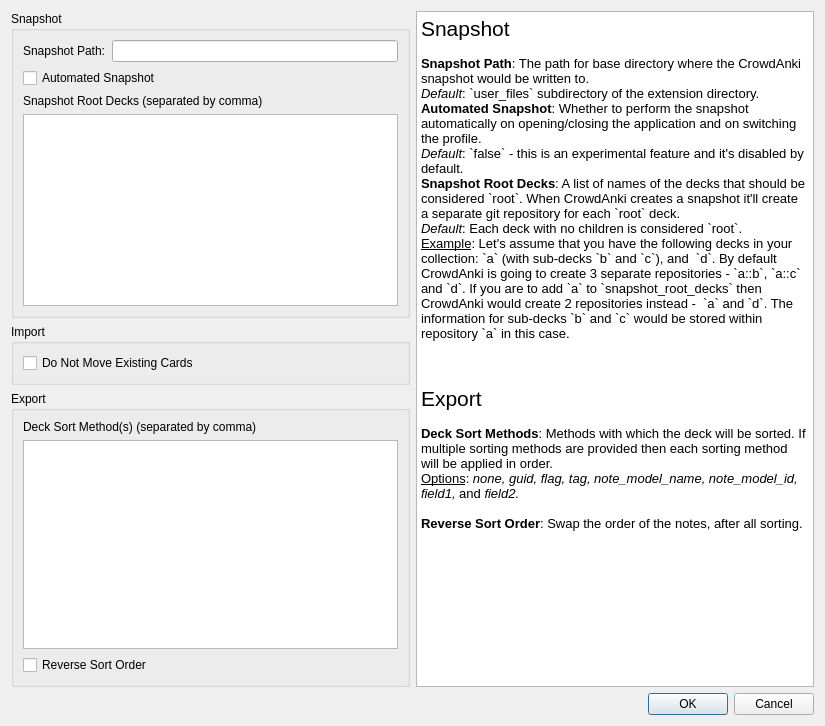
This is ui_files/config.ui in Stvad/CrowdAnki as Qt 5 draws it before an edit. The edited form follows.
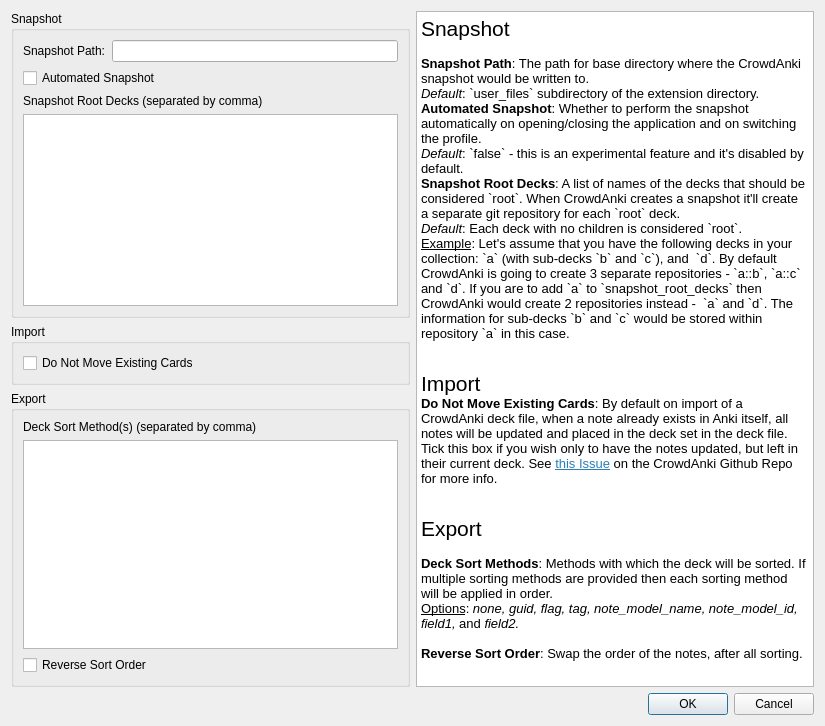
This is the edited form.

What changed in the file:
```diff
--- a/ui_files/config.ui
+++ b/ui_files/config.ui
@@ -123,6 +123,9 @@
 &lt;p style=&quot; margin-top:0px; margin-bottom:0px; margin-left:0px; margin-right:0px; -qt-block-indent:0; text-indent:0px;&quot;&gt;&lt;span style=&quot; text-decoration: underline;&quot;&gt;Example&lt;/span&gt;: Let's assume that you have the following decks in your collection: `a` (with sub-decks `b` and `c`), and  `d`. By default CrowdAnki is going to create 3 separate repositories - `a::b`, `a::c` and `d`. If you are to add `a` to `snapshot_root_decks` then CrowdAnki would create 2 repositories instead -  `a` and `d`. The information for sub-decks `b` and `c` would be stored within repository `a` in this case.&lt;/p&gt;
 &lt;p style=&quot;-qt-paragraph-type:empty; margin-top:0px; margin-bottom:0px; margin-left:0px; margin-right:0px; -qt-block-indent:0; text-indent:0px;&quot;&gt;&lt;br /&gt;&lt;/p&gt;
 &lt;p style=&quot;-qt-paragraph-type:empty; margin-top:0px; margin-bottom:0px; margin-left:0px; margin-right:0px; -qt-block-indent:0; text-indent:0px;&quot;&gt;&lt;br /&gt;&lt;/p&gt;
+&lt;p style=&quot; margin-top:0px; margin-bottom:0px; margin-left:0px; margin-right:0px; -qt-block-indent:0; text-indent:0px;&quot;&gt;&lt;span style=&quot; font-size:16pt;&quot;&gt;Import&lt;/span&gt;&lt;/p&gt;
+&lt;p style=&quot; margin-top:0px; margin-bottom:0px; margin-left:0px; margin-right:0px; -qt-block-indent:0; text-indent:0px;&quot;&gt;&lt;span style=&quot; font-weight:600;&quot;&gt;Do Not Move Existing Cards&lt;/span&gt;: By default on import of a CrowdAnki deck file, when a note already exists in Anki itself, all notes will be updated and placed in the deck set in the deck file. Tick this box if you wish only to have the notes updated, but left in their current deck. See &lt;a href=&quot;https://github.com/Stvad/CrowdAnki/issues/23&quot;&gt;&lt;span style=&quot; text-decoration: underline; color:#2980b9;&quot;&gt;this Issue&lt;/span&gt;&lt;/a&gt; on the CrowdAnki Github Repo for more info.&lt;/p&gt;
+&lt;p style=&quot;-qt-paragraph-type:empty; margin-top:0px; margin-bottom:0px; margin-left:0px; margin-right:0px; -qt-block-indent:0; text-indent:0px;&quot;&gt;&lt;br /&gt;&lt;/p&gt;
 &lt;p style=&quot;-qt-paragraph-type:empty; margin-top:0px; margin-bottom:0px; margin-left:0px; margin-right:0px; -qt-block-indent:0; text-indent:0px;&quot;&gt;&lt;br /&gt;&lt;/p&gt;
 &lt;p style=&quot; margin-top:0px; margin-bottom:0px; margin-left:0px; margin-right:0px; -qt-block-indent:0; text-indent:0px;&quot;&gt;&lt;span style=&quot; font-size:16pt;&quot;&gt;Export&lt;/span&gt;&lt;/p&gt;
 &lt;p style=&quot;-qt-paragraph-type:empty; margin-top:0px; margin-bottom:0px; margin-left:0px; margin-right:0px; -qt-block-indent:0; text-indent:0px;&quot;&gt;&lt;br /&gt;&lt;/p&gt;
```
